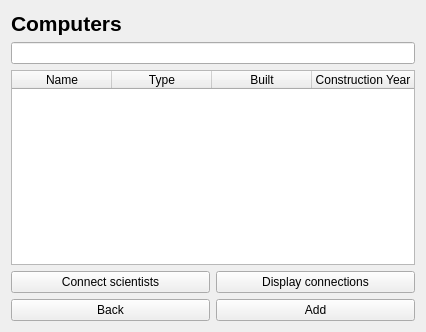
Qt form computerbase.ui (AndriM/Vika3) before a commit.
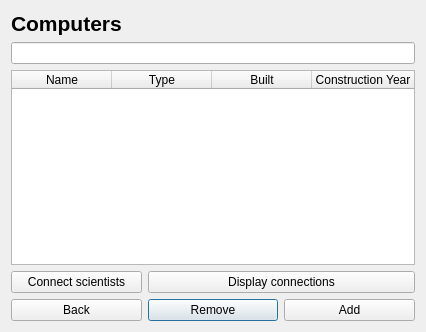
The same form after that commit.

```diff
--- a/computerbase.ui
+++ b/computerbase.ui
@@ -38,23 +38,23 @@
      </property>
     </widget>
    </item>
-   <item row="4" column="2">
-    <widget class="QPushButton" name="button_disp_connected">
-     <property name="text">
-      <string>Display connections</string>
-     </property>
-     <property name="autoDefault">
-      <bool>false</bool>
-     </property>
-    </widget>
-   </item>
-   <item row="1" column="1" colspan="2">
+   <item row="1" column="1" colspan="3">
     <widget class="QLineEdit" name="searchLine">
      <property name="text">
       <string/>
      </property>
     </widget>
    </item>
+   <item row="5" column="3">
+    <widget class="QPushButton" name="addButton">
+     <property name="text">
+      <string>Add</string>
+     </property>
+     <property name="autoDefault">
+      <bool>false</bool>
+     </property>
+    </widget>
+   </item>
    <item row="4" column="1">
     <widget class="QPushButton" name="button_connect">
      <property name="text">
@@ -65,17 +65,7 @@
      </property>
     </widget>
    </item>
-   <item row="5" column="2">
-    <widget class="QPushButton" name="addButton">
-     <property name="text">
-      <string>Add</string>
-     </property>
-     <property name="autoDefault">
-      <bool>false</bool>
-     </property>
-    </widget>
-   </item>
-   <item row="2" column="1" colspan="2">
+   <item row="2" column="1" colspan="3">
     <widget class="QTableWidget" name="listTable">
      <property name="editTriggers">
       <set>QAbstractItemView::NoEditTriggers</set>
@@ -117,6 +107,23 @@
      </column>
     </widget>
    </item>
+   <item row="5" column="2">
+    <widget class="QPushButton" name="removeButton">
+     <property name="text">
+      <string>Remove</string>
+     </property>
+    </widget>
+   </item>
+   <item row="4" column="2" colspan="2">
+    <widget class="QPushButton" name="button_disp_connected">
+     <property name="text">
+      <string>Display connections</string>
+     </property>
+     <property name="autoDefault">
+      <bool>false</bool>
+     </property>
+    </widget>
+   </item>
   </layout>
  </widget>
  <resources/>
```
